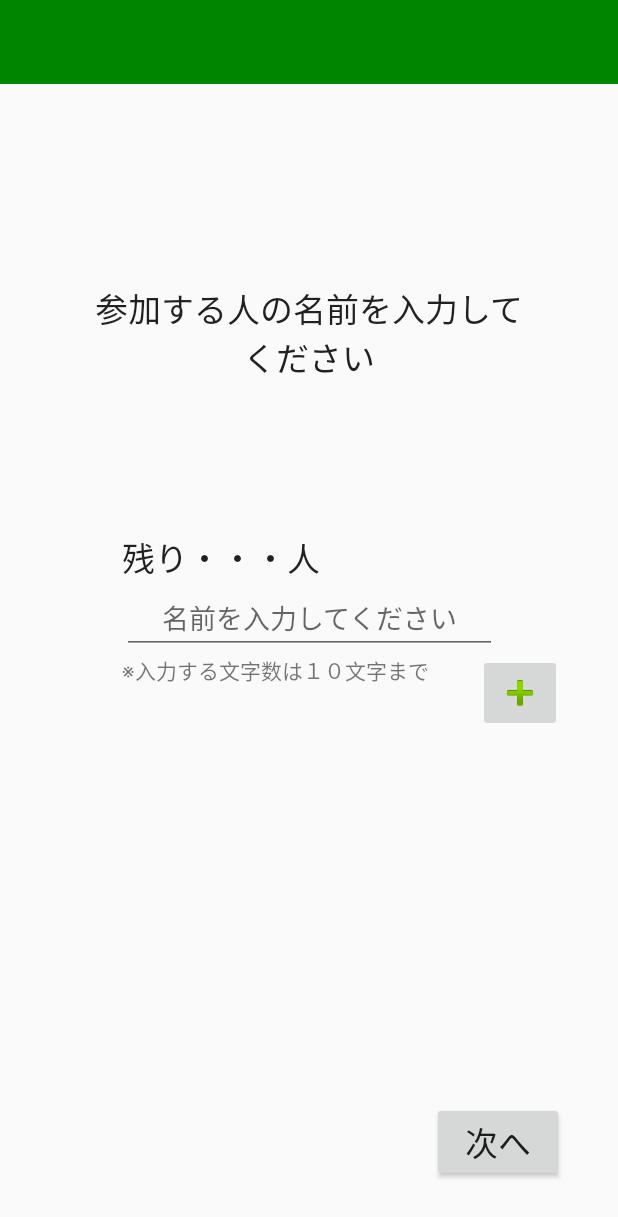
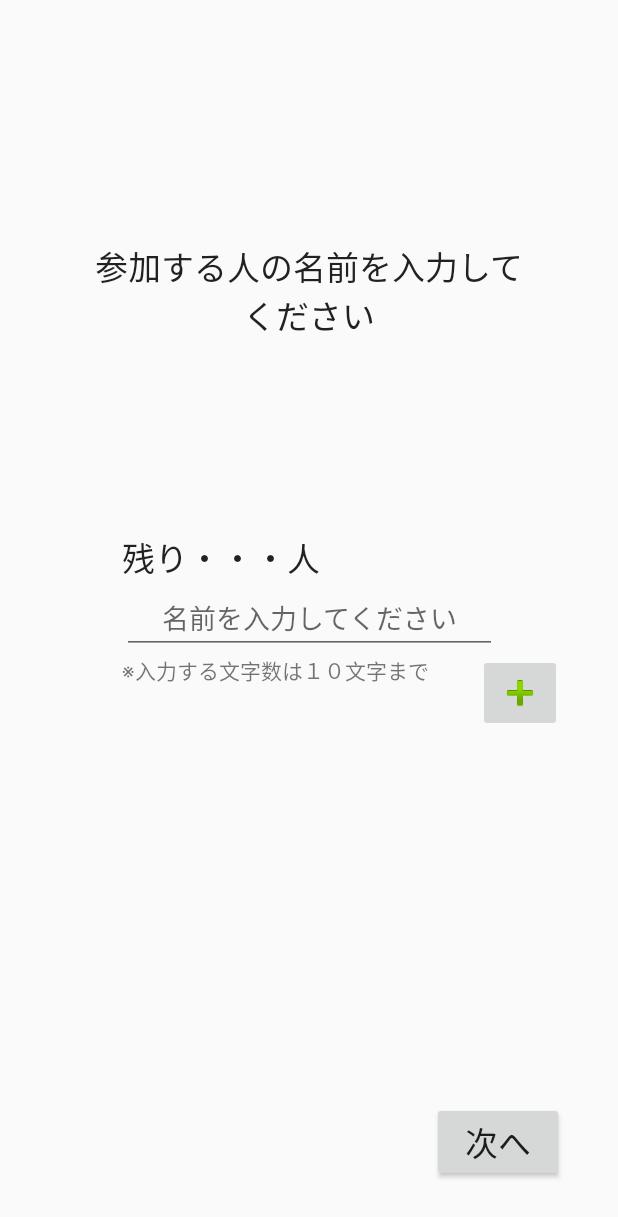
Before and after one commit to p2hacks/teamR03, an Android app: the exchange_input_name screen opened through its navigation route, after a tap on an icon or button, on a phone screen of 412 x 824 dp. Shown: the top 1217 px of the screen. Run offline under Robolectric (Android 15) with nearby library versions, the light colour scheme and no system bars.

Commit message:
toolBarを削除

```diff
--- a/app/src/main/java/com/example/soba/exchange/exchange_input_total.kt
+++ b/app/src/main/java/com/example/soba/exchange/exchange_input_total.kt
@@ -14,21 +14,23 @@ import android.util.Log
 import androidx.navigation.fragment.findNavController
 import kotlinx.android.synthetic.main.fragment_exchange_input_total.view.*
 
-var totalNumber: Int = 10
+var totalNumber: Int = 0
 
 class exchange_input_total : Fragment() {
+
 
     override fun onCreateView(
         inflater: LayoutInflater, container: ViewGroup?,
         savedInstanceState: Bundle?
-    ): View? {
+
+
+        ): View? {
         val view = inflater.inflate(R.layout.fragment_exchange_input_total, container, false)
         view.nextButtonTotal.setOnClickListener {
-//            if (inputTotalNumber.text != null) {
-//                //　次へボタン を押したときに数字が入力されていれば、その数字を取得
-//                totalNumber = inputTotalNumber.text.toString().toInt()
-//                //Log.d("onClick", "totalnumber = ["+ totalNumber+"]")
-//            }
+            if (inputTotalNumber.text != null) {
+                //　次へボタン を押したときに数字が入力されていれば、その数字を取得
+                totalNumber = inputTotalNumber.text.toString().toInt()
+            }
             findNavController().navigate(R.id.action_exchange_input_total_to_exchange_input_name)
     }
         return view
--- a/app/src/main/res/layout/fragment_exchange_input_name.xml
+++ b/app/src/main/res/layout/fragment_exchange_input_name.xml
@@ -32,17 +32,6 @@
         app:layout_constraintStart_toStartOf="parent"
         app:layout_constraintTop_toTopOf="parent" />
 
-    <androidx.appcompat.widget.Toolbar
-        android:id="@+id/exchangeName"
-        android:layout_width="match_parent"
-        android:layout_height="wrap_content"
-        android:background="#008500"
-        android:minHeight="?attr/actionBarSize"
-        android:theme="?attr/actionBarTheme"
-        app:layout_constraintEnd_toEndOf="parent"
-        app:layout_constraintStart_toStartOf="parent"
-        app:layout_constraintTop_toTopOf="parent" />
-
     <TextView
         android:id="@+id/inputNameText"
         android:layout_width="300dp"
@@ -53,7 +42,7 @@
         app:layout_constraintBottom_toTopOf="@+id/inputName"
         app:layout_constraintEnd_toEndOf="parent"
         app:layout_constraintStart_toStartOf="parent"
-        app:layout_constraintTop_toBottomOf="@+id/exchangeName" />
+        app:layout_constraintTop_toTopOf="parent" />
 
     <TextView
         android:id="@+id/inpputNameCaution"
```
Also changed, not shown: app/src/main/res/layout/fragment_exchange_input_total.xml (+1 -12 lines).
